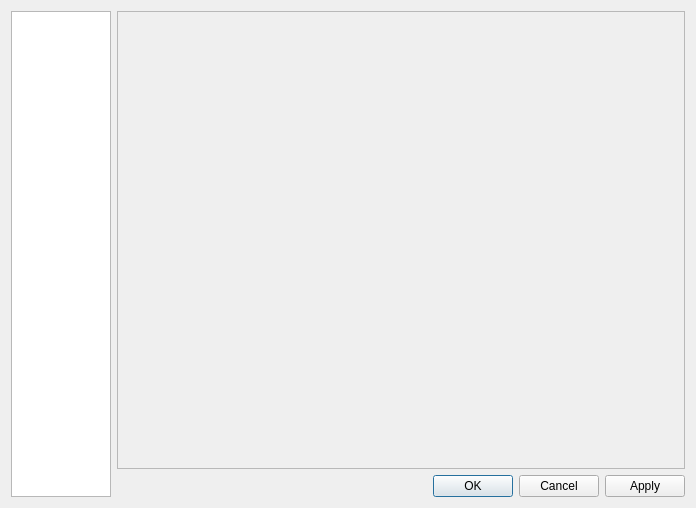
Smitt64/RsWorkTools, file ToolsRuntime/optionsdlg/optionsdlg.ui: the form before one commit.
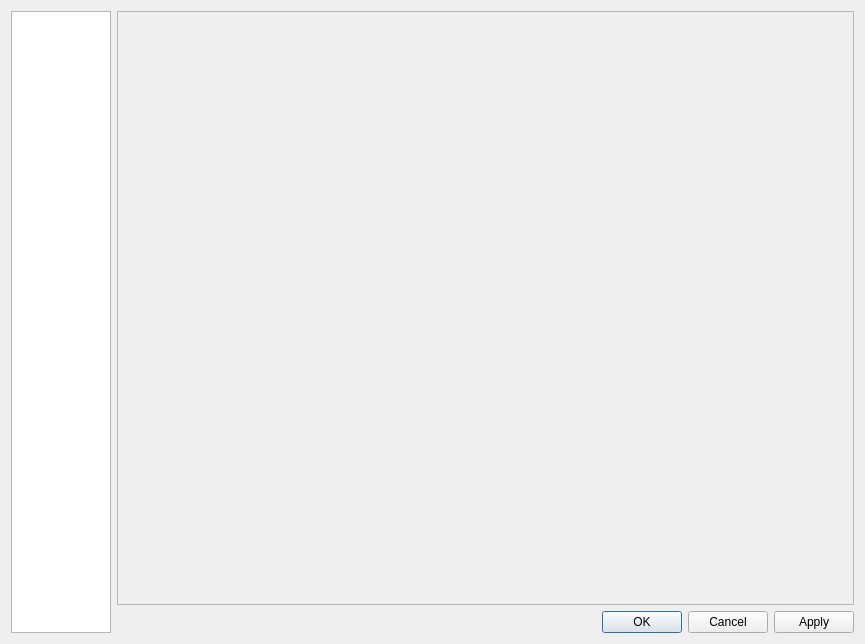
The form after the commit.

```diff
--- a/ToolsRuntime/optionsdlg/optionsdlg.ui
+++ b/ToolsRuntime/optionsdlg/optionsdlg.ui
@@ -6,8 +6,8 @@
    <rect>
     <x>0</x>
     <y>0</y>
-    <width>696</width>
-    <height>508</height>
+    <width>865</width>
+    <height>644</height>
    </rect>
   </property>
   <property name="windowTitle">
@@ -54,8 +54,8 @@
          <rect>
           <x>0</x>
           <y>0</y>
-          <width>568</width>
-          <height>456</height>
+          <width>737</width>
+          <height>592</height>
          </rect>
         </property>
        </widget>
```
